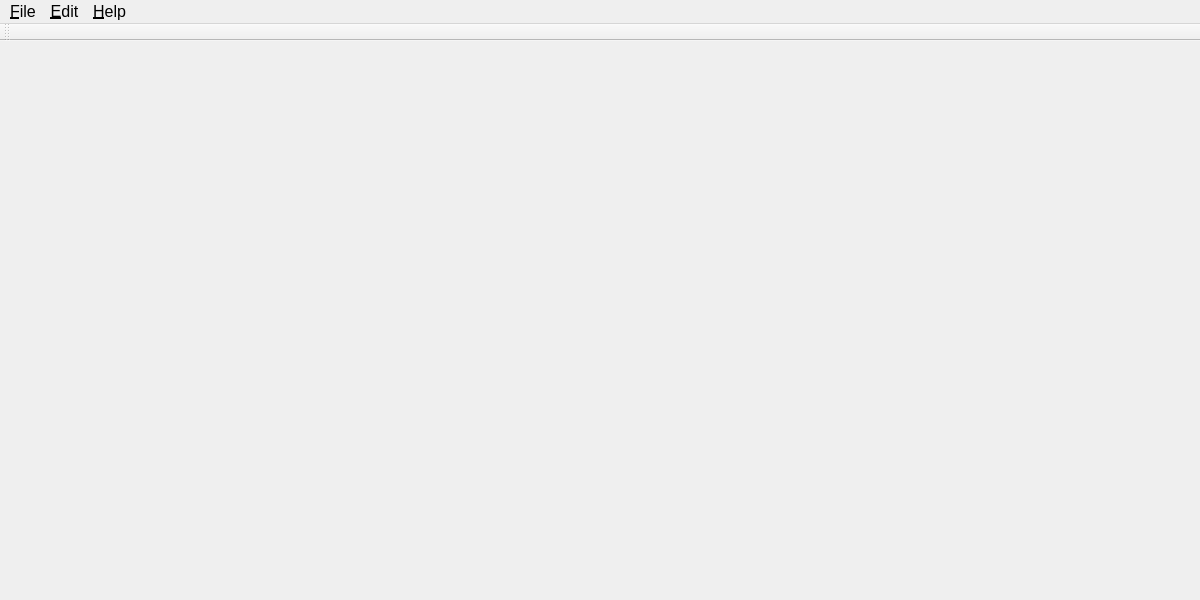
Qt form form/flight_control_station.ui (microdynamics-robot-quadcopter/breeze_flight_control_station) before a commit.
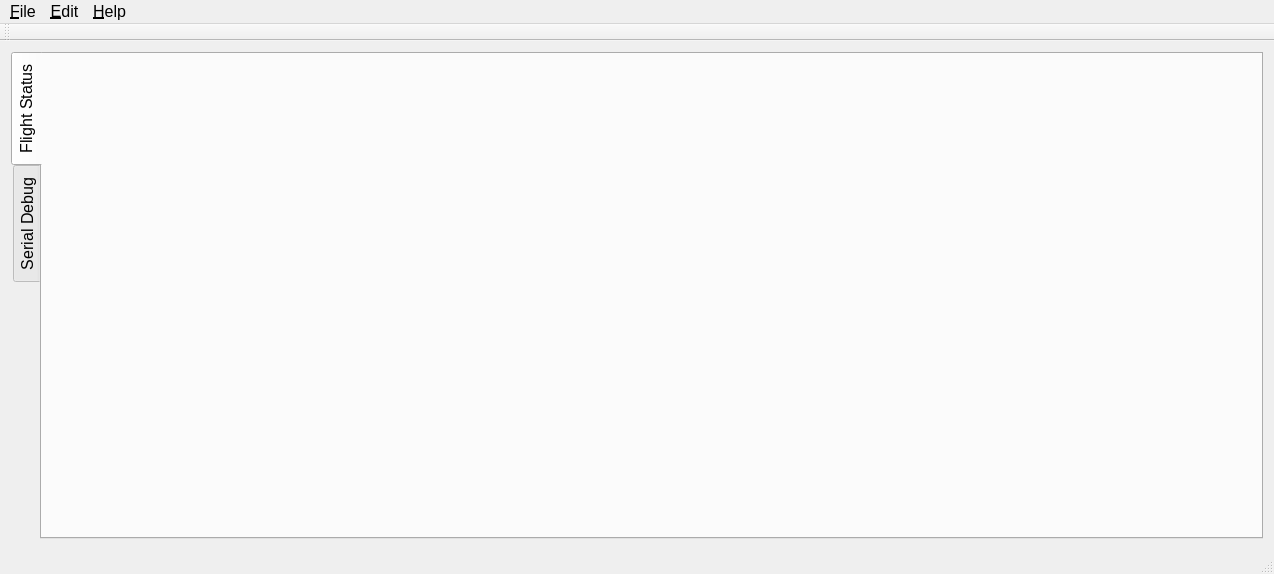
The same form after that commit. Custom widgets are drawn as their Qt base class.

```diff
--- a/form/flight_control_station.ui
+++ b/form/flight_control_station.ui
@@ -6,8 +6,8 @@
    <rect>
     <x>0</x>
     <y>0</y>
-    <width>1200</width>
-    <height>600</height>
+    <width>1274</width>
+    <height>574</height>
    </rect>
   </property>
   <property name="font">
@@ -18,13 +18,36 @@
   <property name="windowTitle">
    <string>FlightControlStation</string>
   </property>
-  <widget class="QWidget" name="central_widget"/>
+  <widget class="QWidget" name="central_widget">
+   <layout class="QGridLayout" name="gridLayout">
+    <item row="0" column="0">
+     <widget class="FCSCustomTabWidget" name="tab_widget">
+      <property name="tabPosition">
+       <enum>QTabWidget::West</enum>
+      </property>
+      <property name="currentIndex">
+       <number>0</number>
+      </property>
+      <widget class="QWidget" name="tab_flight_status">
+       <attribute name="title">
+        <string>Flight Status</string>
+       </attribute>
+      </widget>
+      <widget class="QWidget" name="tab_serial_debug">
+       <attribute name="title">
+        <string>Serial Debug</string>
+       </attribute>
+      </widget>
+     </widget>
+    </item>
+   </layout>
+  </widget>
   <widget class="QMenuBar" name="menu_bar">
    <property name="geometry">
     <rect>
      <x>0</x>
      <y>0</y>
-     <width>1200</width>
+     <width>1274</width>
      <height>28</height>
     </rect>
    </property>
@@ -49,7 +72,7 @@
      <string>&amp;Edit</string>
     </property>
    </widget>
-   <widget class="QMenu" name="menuHelp">
+   <widget class="QMenu" name="menu_help">
     <property name="font">
      <font>
       <pointsize>12</pointsize>
@@ -61,7 +84,7 @@
    </widget>
    <addaction name="menu_file"/>
    <addaction name="menu_edit"/>
-   <addaction name="menuHelp"/>
+   <addaction name="menu_help"/>
   </widget>
   <widget class="QToolBar" name="toolBar">
    <property name="windowTitle">
@@ -74,6 +97,7 @@
     <bool>false</bool>
    </attribute>
   </widget>
+  <widget class="QStatusBar" name="status_bar"/>
   <action name="action_exit">
    <property name="text">
     <string>E&amp;xit</string>
@@ -89,6 +113,14 @@
   </action>
  </widget>
  <layoutdefault spacing="6" margin="11"/>
+ <customwidgets>
+  <customwidget>
+   <class>FCSCustomTabWidget</class>
+   <extends>QTabWidget</extends>
+   <header>fcs_custom_tab_widget.h</header>
+   <container>1</container>
+  </customwidget>
+ </customwidgets>
  <resources/>
  <connections/>
 </ui>
```
Left out of the diff: 4 changed lines with no effect on the pictures.
